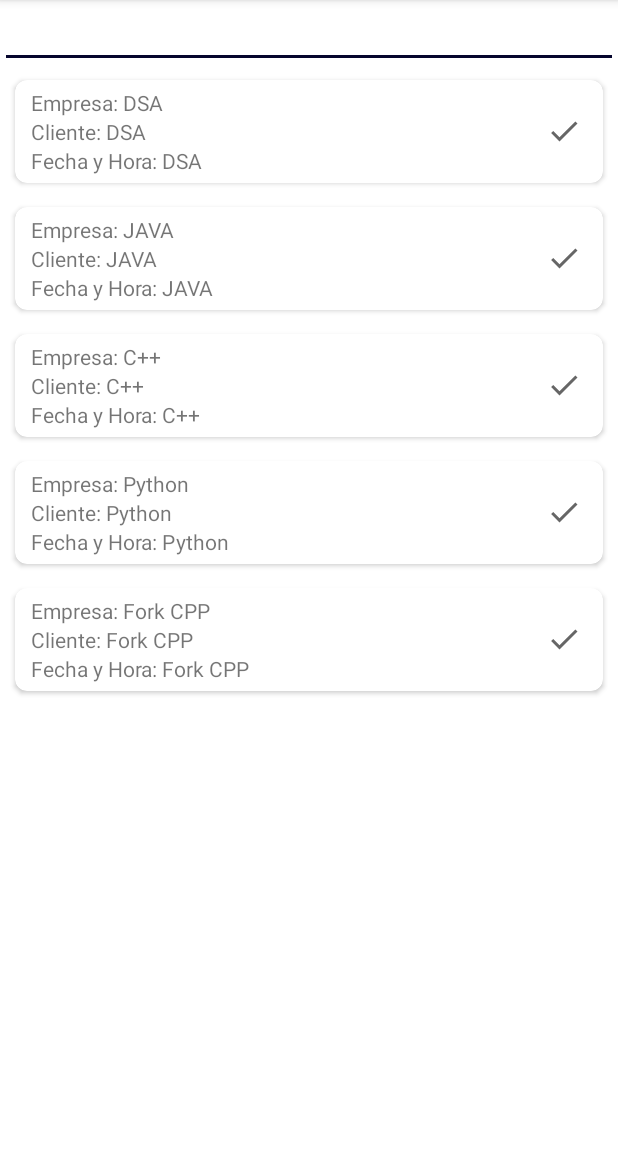
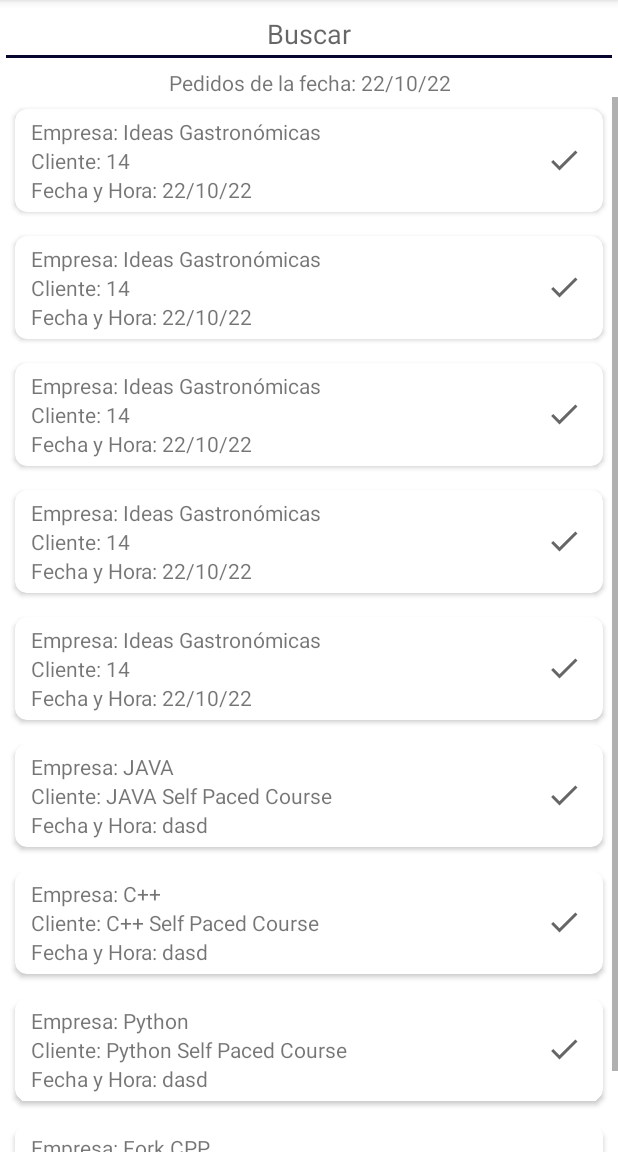
Before and after one commit to Martin-Ball/PreventApp2, an Android app: the fragment OrdersFragment shown on its own in the app's theme, on a phone screen of 412 x 824 dp, the part 84-1236 px from its top. Run offline under Robolectric (Android 15) with nearby library versions, the phone set to English and light mode, and no system bars; our stand-ins replace Firebase (no records; nobody signed in at launch, a user with empty details on screens opened directly); 4 statements that could not run were skipped.

```diff
--- a/app/src/main/java/com/martin/preventapp/ui/orders_sent/fragment_orders/InfoOrders.java
+++ b/app/src/main/java/com/martin/preventapp/ui/orders_sent/fragment_orders/InfoOrders.java
@@ -4,29 +4,39 @@ public class InfoOrders {
 
     // variables for our course
     // name and description.
-    private String courseName;
-    private String courseDescription;
+    private String company;
+    private String client;
+    private String dateAndHour;
 
     // creating constructor for our variables.
-    public InfoOrders(String courseName, String courseDescription) {
-        this.courseName = courseName;
-        this.courseDescription = courseDescription;
+    public InfoOrders(String company, String client, String dateAndHour) {
+        this.company = company;
+        this.client = client;
+        this.dateAndHour = dateAndHour;
     }
 
     // creating getter and setter methods.
-    public String getCourseName() {
-        return courseName;
+    public String getCompany() {
+        return company;
     }
 
-    public void setCourseName(String courseName) {
-        this.courseName = courseName;
+    public void setCompany(String company) {
+        this.company = company;
     }
 
-    public String getCourseDescription() {
-        return courseDescription;
+    public String getClient() {
+        return client;
     }
 
-    public void setCourseDescription(String courseDescription) {
-        this.courseDescription = courseDescription;
+    public void setClient(String client) {
+        this.client = client;
+    }
+
+    public String getDateAndHour(){
+        return dateAndHour;
+    }
+
+    public void setDateAndHour(String dateAndHour) {
+        this.dateAndHour = dateAndHour;
     }
 }
--- a/app/src/main/java/com/martin/preventapp/ui/orders_sent/fragment_orders/OrdersFragment.java
+++ b/app/src/main/java/com/martin/preventapp/ui/orders_sent/fragment_orders/OrdersFragment.java
@@ -24,6 +24,7 @@ import com.google.firebase.firestore.FirebaseFirestore;
 import com.martin.preventapp.R;
 import com.martin.preventapp.databinding.FragmentOrdersBinding;
 import com.martin.preventapp.firebase.Order;
+import com.martin.preventapp.ui.orders_sent.FragmentSpinnerSearchableClient;
 import com.martin.preventapp.ui.orders_sent.OrdersSentFragment;
 
 import java.util.ArrayList;
@@ -43,7 +44,9 @@ public class OrdersFragment extends Fragment {
     private ArrayList<String> ProductAndAmount = new ArrayList<>();
     private String Comment;
 
-    private String DateSelected = "";
+    private String CompanySelected = "Ideas Gastronómicas";
+    private String ClientSelected = "14";
+    private String DateSelected = "22/10/22";
 
     private RecyclerView recyclerViewOrders;
 
@@ -61,11 +64,9 @@ public class OrdersFragment extends Fragment {
             DateSelected = bundle.getString("DateSelected");
         }
 
-        OrdersSentFragment ordersSentFragment = new OrdersSentFragment();
-
-        //TextView TVDateOrders = root.findViewById(R.id.TVDateOrders);
+        TextView TVDateOrders = root.findViewById(R.id.TVDateOrders);
         //Toast.makeText(root.getContext(), ordersSentFragment.DateSelected, Toast.LENGTH_SHORT).show();
-        //TVDateOrders.setText("Pedidos de la fecha: " + ordersSentFragment.DateSelected);
+        TVDateOrders.setText("Pedidos de la fecha: " + DateSelected);
 
         //User:  [HASHMAP]
         //{"Orders"={"Ideas Gastronomicas"={"12"={"19-02-2022 20:26"={"1"={"Product6", "4"}}}}}}
@@ -169,7 +170,7 @@ public class OrdersFragment extends Fragment {
         // running a for loop to compare elements.
         for (InfoOrders item : TextOrders) {
             // checking if the entered string matched with any item of our recycler view.
-            if (item.getCourseName().toLowerCase().contains(text.toLowerCase())) {
+            if (item.getCompany().toLowerCase().contains(text.toLowerCase())) {
                 // if the item is matched we are
                 // adding it to our filtered list.
                 filteredlist.add(item);
@@ -192,11 +193,15 @@ public class OrdersFragment extends Fragment {
         TextOrders = new ArrayList<>();
 
         // below line is to add data to our array list.
-        TextOrders.add(new InfoOrders("DSA", "DSA Self Paced Course"));
-        TextOrders.add(new InfoOrders("JAVA", "JAVA Self Paced Course"));
-        TextOrders.add(new InfoOrders("C++", "C++ Self Paced Course"));
-        TextOrders.add(new InfoOrders("Python", "Python Self Paced Course"));
-        TextOrders.add(new InfoOrders("Fork CPP", "Fork CPP Self Paced Course"));
+        TextOrders.add(new InfoOrders(CompanySelected, ClientSelected, DateSelected));
+        TextOrders.add(new InfoOrders(CompanySelected, ClientSelected, DateSelected));
+        TextOrders.add(new InfoOrders(CompanySelected, ClientSelected, DateSelected));
+        TextOrders.add(new InfoOrders(CompanySelected, ClientSelected, DateSelected));
+        TextOrders.add(new InfoOrders(CompanySelected, ClientSelected, DateSelected));
+        TextOrders.add(new InfoOrders("JAVA", "JAVA Self Paced Course", "dasd"));
+        TextOrders.add(new InfoOrders("C++", "C++ Self Paced Course", "dasd"));
+        TextOrders.add(new InfoOrders("Python", "Python Self Paced Course", "dasd"));
+        TextOrders.add(new InfoOrders("Fork CPP", "Fork CPP Self Paced Course", "dasd"));
     }
 
 }
--- a/app/src/main/java/com/martin/preventapp/ui/orders_sent/fragment_orders/RecyclerViewAdapterOrders.java
+++ b/app/src/main/java/com/martin/preventapp/ui/orders_sent/fragment_orders/RecyclerViewAdapterOrders.java
@@ -52,9 +52,9 @@ public class RecyclerViewAdapterOrders extends RecyclerView.Adapter<RecyclerView
         // setting data to our views of recycler view.
         InfoOrders modal = mData.get(position);
 
-        holder.company.setText("Empresa: " + modal.getCourseName());
-        holder.client.setText("Cliente: " + modal.getCourseName());
-        holder.dateAndHour.setText("Fecha y Hora: " + modal.getCourseName());
+        holder.company.setText("Empresa: " + modal.getCompany());
+        holder.client.setText("Cliente: " + modal.getClient());
+        holder.dateAndHour.setText("Fecha y Hora: " + modal.getDateAndHour());
     }
 
     // total number of rows
--- a/app/src/main/res/layout/fragment_orders.xml
+++ b/app/src/main/res/layout/fragment_orders.xml
@@ -18,7 +18,14 @@
             android:layout_width="match_parent"
             android:layout_height="wrap_content"
             android:gravity="center"
+            android:hint="Buscar"
             tools:ignore="SpeakableTextPresentCheck" />
+
+        <TextView
+            android:id="@+id/TVDateOrders"
+            android:layout_width="match_parent"
+            android:layout_height="wrap_content"
+            android:gravity="center" />
 
         <ScrollView
             android:layout_width="match_parent"
```
Also changed, not shown: app/src/main/java/com/martin/preventapp/ui/orders_sent/FragmentSpinnerSearchableClient.java (+13 -14 lines).
